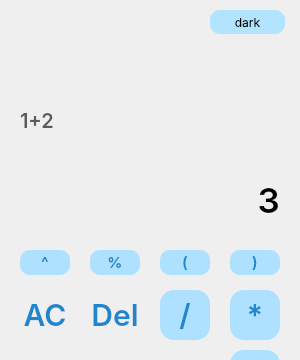
Qt form Calculator_Qt.ui (Yusfgus/Calculator_Qt) before a commit; both pictures show x 0 to 300 and y 0 to 360 of the 300 by 600 pixel window.
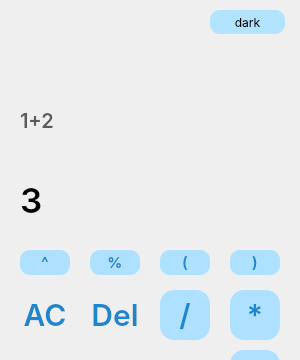
The same form after that commit.

Commit message: fix ans bug, right alignment, disable ans button, add newLine() function

The edit to the form file:
```diff
--- a/Calculator_Qt.ui
+++ b/Calculator_Qt.ui
@@ -684,7 +684,7 @@
      <string>3</string>
     </property>
     <property name="alignment">
-     <set>Qt::AlignRight|Qt::AlignTrailing|Qt::AlignVCenter</set>
+     <set>Qt::AlignLeading|Qt::AlignLeft|Qt::AlignVCenter</set>
     </property>
    </widget>
    <widget class="QLabel" name="label2">
```
The commit also changes 2 other files.
